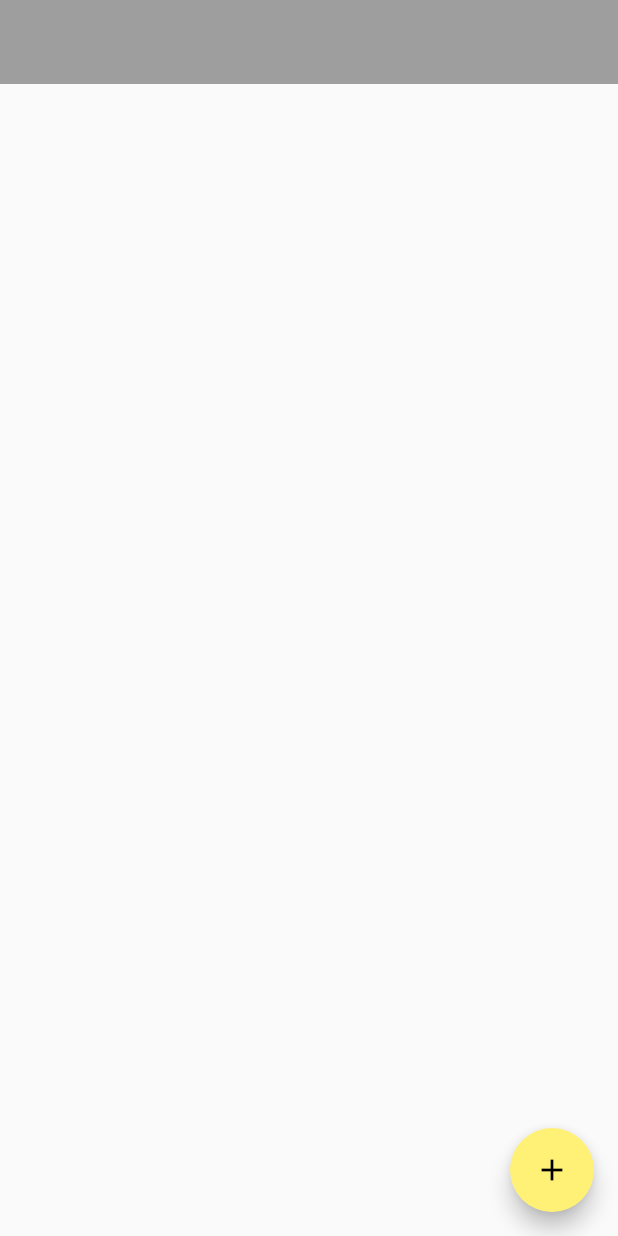
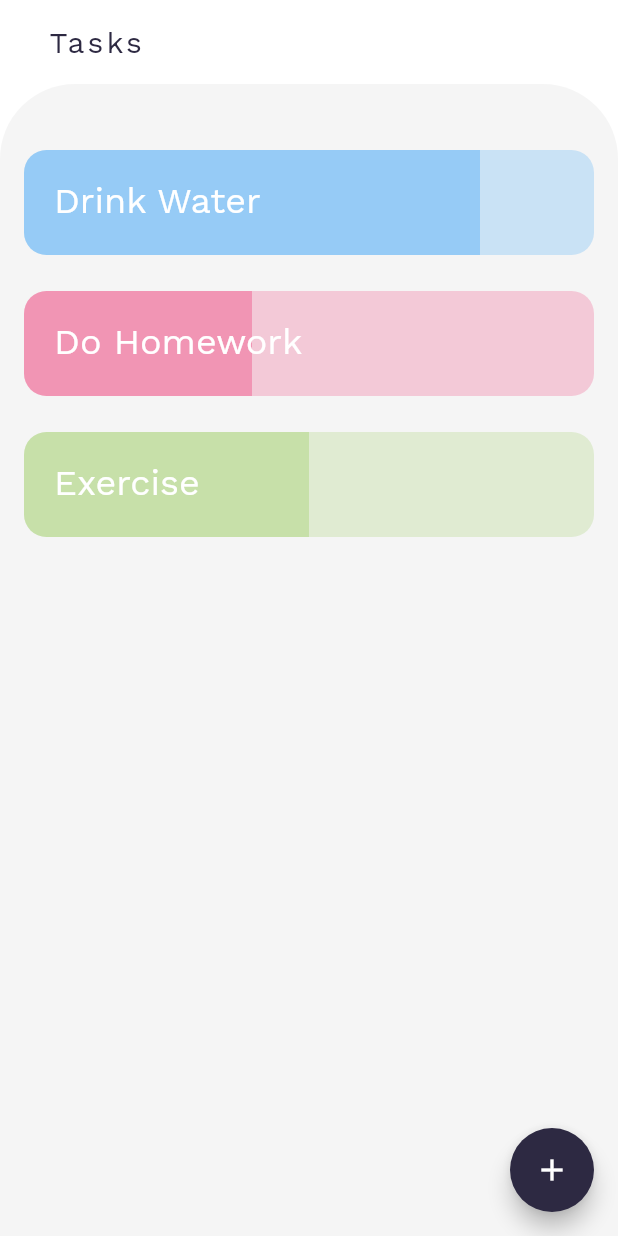
Before and after one commit to malihanan/Tasks, a Flutter app: the screen it shows after launch, on a phone screen of 412 x 824 dp. Run offline on Flutter 3.47's test engine with Material 2 defaults, Android fonts, the phone set to English and light mode, and no system bars.

Commit message:
Added base UI

```diff
--- /dev/null
+++ b/lib/colors.dart
@@ -0,0 +1,7 @@
+import 'package:flutter/material.dart';
+
+class CustomColors {
+  static final Color pink = Color.fromRGBO(243, 210, 230, 1);
+  static final Color purple = Color.fromRGBO(243, 210, 230, 1);
+  static final Color blue = Color.fromRGBO(243, 210, 230, 1);
+}
--- /dev/null
+++ b/lib/listTasks.dart
@@ -0,0 +1,86 @@
+import 'package:flutter/material.dart';
+import 'package:tasks/task.dart';
+
+class ListTasks extends StatefulWidget {
+  @override
+  _ListTasksState createState() => _ListTasksState();
+}
+
+List<Task> tasks = <Task>[
+  Task('Drink Water', 10, 8, Colors.blue[300]),
+  Task('Do Homework', 5, 2, Colors.pink[300]),
+  Task('Exercise', 2, 1, Colors.lightGreen[300]),
+];
+
+class _ListTasksState extends State<ListTasks> {
+  double initial = 0.0;
+  double drag = 0.0;
+
+  @override
+  Widget build(BuildContext context) {
+    return Padding(
+      padding: const EdgeInsets.only(top: 32.0),
+      child: ListView.builder(
+        itemCount: tasks.length,
+        itemBuilder: (BuildContext context, int i) {
+          return buildItem(tasks[i]);
+        },
+      ),
+    );
+  }
+
+  Widget buildItem(Task task) {
+    return Padding(
+      padding: const EdgeInsets.symmetric(horizontal: 16.0, vertical: 12.0),
+      child: ClipRRect(
+          borderRadius: BorderRadius.all(Radius.circular(15)),
+          child: GestureDetector(
+            onPanStart: (DragStartDetails details) {
+              initial = details.globalPosition.dx;
+            },
+            onPanUpdate: (DragUpdateDetails details) {
+              drag = details.globalPosition.dx - initial;
+            },
+            onPanEnd: (DragEndDetails details) {
+              if (drag > 0) {
+                if (task.completedParts != task.parts) {
+                  setState(() {
+                    task.completedParts += 1;
+                  });
+                }
+              } else if (drag < 0) {
+                if (task.completedParts != 0) {
+                  setState(() {
+                    task.completedParts -= 1;
+                  });
+                }
+              }
+            },
+            child: Stack(
+              children: <Widget>[
+                Container(
+                  height: 70,
+                  child: LinearProgressIndicator(
+                    backgroundColor: task.color.withOpacity(0.3),
+                    value: task.getCompletionPercentage(),
+                    valueColor: AlwaysStoppedAnimation<Color>(
+                      task.color.withOpacity(0.5),
+                    ),
+                  ),
+                ),
+                Padding(
+                  padding: const EdgeInsets.all(20.0),
+                  child: Text(
+                    task.title,
+                    style: TextStyle(
+                      color: Colors.white,
+                      fontSize: 24,
+                    ),
+                  ),
+                ),
+              ],
+            ),
+          )),
+    );
+  }
+}
--- a/lib/main.dart
+++ b/lib/main.dart
@@ -1,4 +1,6 @@
 import 'package:flutter/material.dart';
+
+import 'listTasks.dart';
 
 void main() => runApp(MyApp());
 
@@ -8,8 +10,9 @@ class MyApp extends StatelessWidget {
     return MaterialApp(
       debugShowCheckedModeBanner: false,
       theme: ThemeData(
-          primarySwatch: Colors.grey,
-          accentColor: Colors.yellow[300],
+          primaryColor: Colors.white,
+          accentColor: Color.fromRGBO(45, 41, 66, 1),
+          fontFamily: 'WorkSans',
           appBarTheme: AppBarTheme(
             elevation: 0,
           )),
@@ -27,10 +30,29 @@ class _MyHomePageState extends State<MyHomePage> {
   @override
   Widget build(BuildContext context) {
     return Scaffold(
+      backgroundColor: Theme.of(context).primaryColor,
       appBar: AppBar(
-        title: Text(''),
+        title: Padding(
+          padding: const EdgeInsets.all(16.0),
+          child: Text(
+            'Tasks',
+            style: TextStyle(
+              letterSpacing: 2,
+              color: Theme.of(context).accentColor,
+            ),
+          ),
+        ),
       ),
-      body: Center(),
+      body: ClipRRect(
+        borderRadius: BorderRadius.only(
+          topLeft: Radius.circular(50),
+          topRight: Radius.circular(50),
+        ),
+        child: Container(
+          color: Colors.grey[100],
+          child: ListTasks(),
+        ),
+      ),
       floatingActionButton: FloatingActionButton(
         onPressed: () {},
         child: Icon(Icons.add),
--- a/lib/task.dart
+++ b/lib/task.dart
@@ -1,4 +1,20 @@
+import 'package:flutter/cupertino.dart';
+import 'package:flutter/material.dart';
+
 class Task {
   String title;
-  double complete;
+  int parts;
+  int completedParts;
+  Color color;
+
+  Task(String title, int parts, int completedParts, Color color) {
+    this.title = title;
+    this.parts = parts;
+    this.completedParts = completedParts;
+    this.color = color;
+  }
+
+  double getCompletionPercentage() {
+    return this.completedParts / this.parts;
+  }
 }
```
Also changed, not shown: pubspec.yaml (+4 -6 lines), fonts/WorkSans-Regular.ttf (added).
